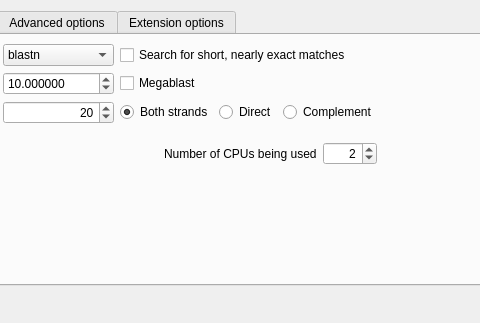
Qt form src/plugins/external_tool_support/src/blast/BlastLocalSearchDialog.ui (violethaze74/ugene) before a commit; both pictures show x 121 to 601 and y 0 to 323 of the 903 by 323 pixel window.
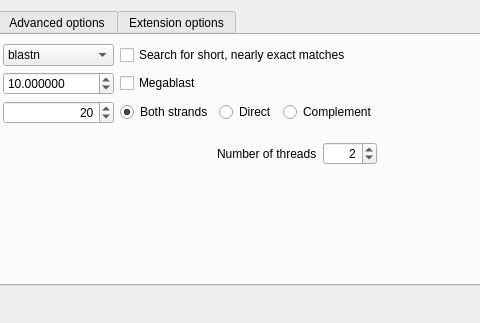
The same form after that commit.

Commit message:
Rename 'Number of CPUs being used' to 'Number of threads' (#778)
This way it correlates with the original BLAST option (num_threads) and sounds better.

The edit to the form file:
```diff
--- a/src/plugins/external_tool_support/src/blast/BlastLocalSearchDialog.ui
+++ b/src/plugins/external_tool_support/src/blast/BlastLocalSearchDialog.ui
@@ -266,7 +266,7 @@
          <item>
           <widget class="QLabel" name="label_15">
            <property name="text">
-            <string>Number of CPUs being used</string>
+            <string>Number of threads</string>
            </property>
           </widget>
          </item>
```
The commit also changes 3 other files.
